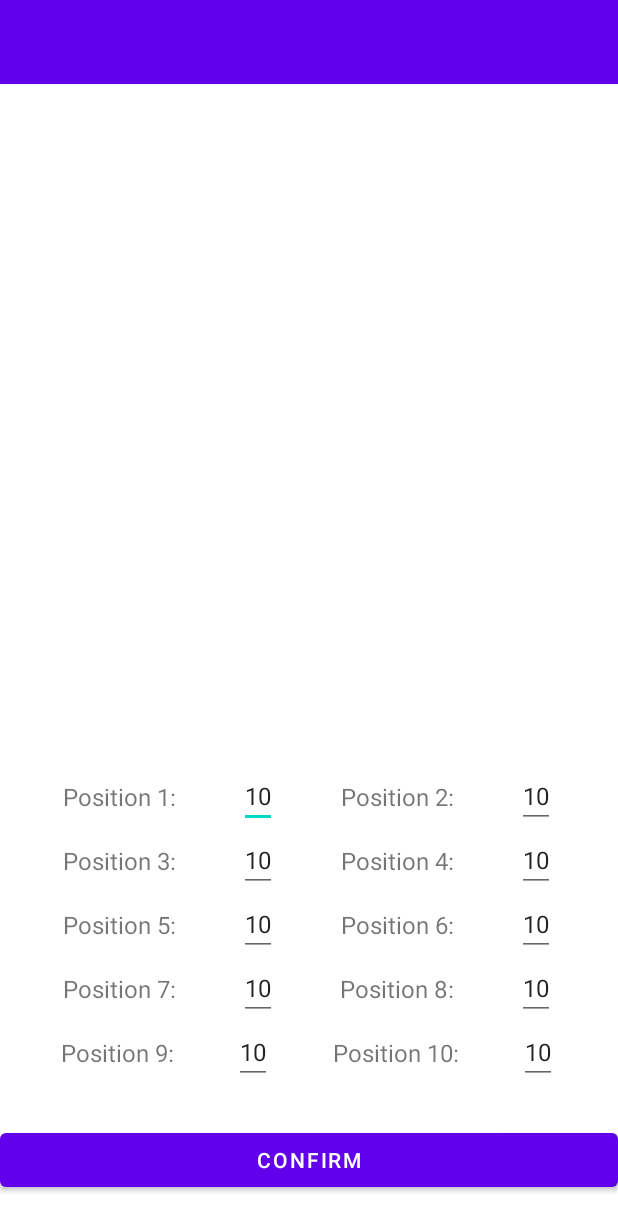
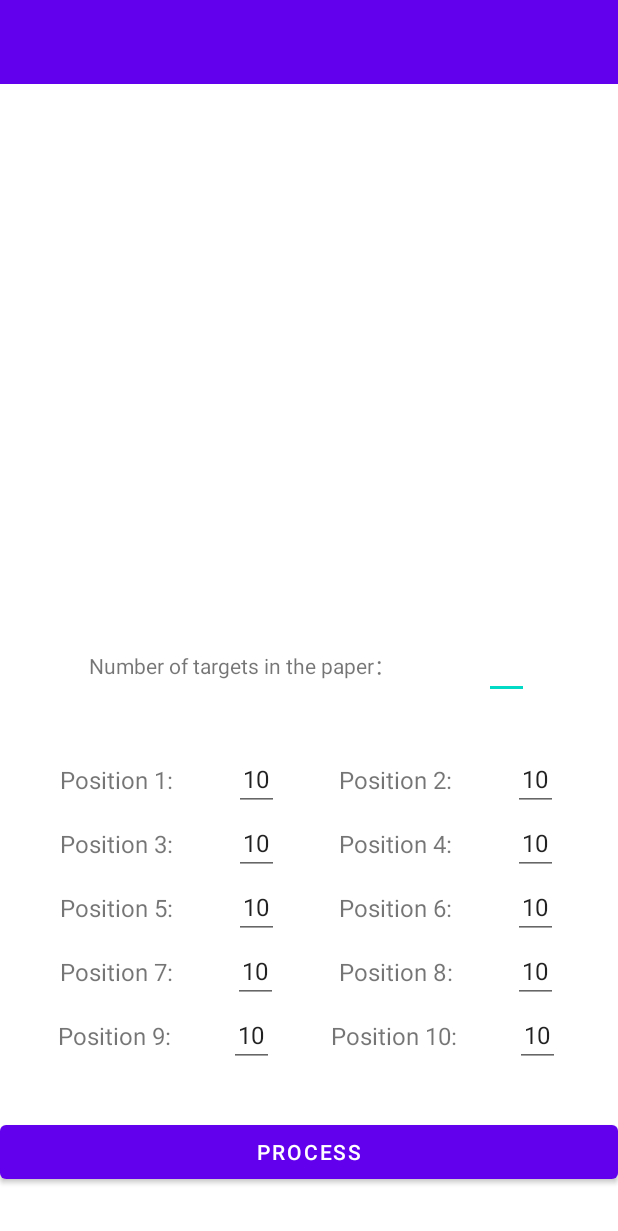
Before and after one commit to Wu-Junchao/TargetScanApp, an Android app: the layout activity_photo_process.xml on its own in the app's theme, with its tools: preview values and no code run, on a phone screen of 412 x 824 dp. Shown: the top 1231 px of the screen. Run offline under Robolectric (Android 15) with nearby library versions, the light colour scheme and no system bars.

Commit message:
Add target number input

```diff
--- a/app/src/main/java/com/example/targetscan/ImageProcessPipeline.kt
+++ b/app/src/main/java/com/example/targetscan/ImageProcessPipeline.kt
@@ -16,6 +16,7 @@ class ImageProcessPipeline (private val originalImg:Bitmap, val targetNum:Int){
     init {
         if (OpenCVLoader.initDebug()){
             Utils.bitmapToMat(originalImg,originalImgMat)
+            preProcess()
         }
         else{
             Log.d("wu","Failed to configure Opencv.")
--- a/app/src/main/java/com/example/targetscan/MainActivity.kt
+++ b/app/src/main/java/com/example/targetscan/MainActivity.kt
@@ -75,7 +75,7 @@ class MainActivity : AppCompatActivity() {
 
 //        Log.d("wu", externalCacheDir?.list()?.get().toString())
         for (i in 0 until totalNum){
-            shootList.add(ShootRecord(photoList[i], androidx.appcompat.R.drawable.abc_ic_go_search_api_material))
+            shootList.add(ShootRecord(photoList[i], androidx.appcompat.R.drawable.abc_ic_go_search_api_material,photoCorr[photoList[i]]!!))
         }
         val layoutManager = LinearLayoutManager(this)
         binding.shootingHistory.layoutManager = layoutManager
--- a/app/src/main/java/com/example/targetscan/ShootRecord.kt
+++ b/app/src/main/java/com/example/targetscan/ShootRecord.kt
@@ -1,4 +1,4 @@
 package com.example.targetscan
 
-class ShootRecord (val name:String, val imageId: Int) {
+class ShootRecord (val name:String, val imageId: Int, val processLabel:String) {
 }
--- a/app/src/main/java/com/example/targetscan/ShootRecordAdapter.kt
+++ b/app/src/main/java/com/example/targetscan/ShootRecordAdapter.kt
@@ -10,12 +10,13 @@ import android.widget.ImageView
 import android.widget.TextView
 import android.widget.Toast
 import androidx.recyclerview.widget.RecyclerView
+import org.w3c.dom.Text
 
 class ShootRecordAdapter(val shootList:List<ShootRecord>) : RecyclerView.Adapter<ShootRecordAdapter.ViewHolder>() {
     inner class ViewHolder(view:View):RecyclerView.ViewHolder(view){
         val shootImage: ImageView = view.findViewById(R.id.shootingImage)
         val shootName: TextView = view.findViewById(R.id.shootingName)
-
+        val shootProcessLabel : TextView = view.findViewById(R.id.processLabel)
     }
 
     override fun onCreateViewHolder(parent: ViewGroup, viewType: Int): ViewHolder {
@@ -29,6 +30,7 @@ class ShootRecordAdapter(val shootList:List<ShootRecord>) : RecyclerView.Adapter
             val intent = Intent(parent.context,RecordDetail::class.java)
             intent.putExtra("position",position)
             intent.putExtra("name",shootRecord.name)
+            intent.putExtra("processLabel",shootRecord.processLabel)
             parent.context.startActivity(intent)
 
         }
@@ -45,6 +47,7 @@ class ShootRecordAdapter(val shootList:List<ShootRecord>) : RecyclerView.Adapter
         val shoot = shootList[position]
         holder.shootName.text=shoot.name
         holder.shootImage.setImageResource(shoot.imageId)
+        holder.shootProcessLabel.text = shoot.processLabel
     }
     override fun getItemCount(): Int {
         return shootList.size
--- a/app/src/main/res/layout/activity_fill_information.xml
+++ b/app/src/main/res/layout/activity_fill_information.xml
@@ -80,6 +80,7 @@
 
     </androidx.constraintlayout.widget.ConstraintLayout>
 
+
     <androidx.constraintlayout.widget.ConstraintLayout
         android:layout_width="match_parent"
         android:layout_height="wrap_content"
--- a/app/src/main/res/layout/activity_photo_process.xml
+++ b/app/src/main/res/layout/activity_photo_process.xml
@@ -17,18 +17,49 @@
     <ImageView
         android:id="@+id/imageView_process"
         android:layout_width="match_parent"
-        android:layout_height="400dp"
+        android:layout_height="300dp"
         android:layout_gravity="center_horizontal"
         app:layout_constraintTop_toBottomOf="@id/toolbar_photoProcess"
+        app:layout_constraintBottom_toTopOf="@id/targetNumWrap"
+        app:layout_constraintStart_toStartOf="parent"
+        app:layout_constraintEnd_toEndOf="parent"/>
+
+    <androidx.constraintlayout.widget.ConstraintLayout
+        android:layout_width="match_parent"
+        android:layout_height="wrap_content"
+        android:id="@+id/targetNumWrap"
+        app:layout_constraintTop_toBottomOf="@id/imageView_process"
         app:layout_constraintBottom_toTopOf="@id/allScoreWrap"
         app:layout_constraintStart_toStartOf="parent"
-        app:layout_constraintEnd_toEndOf="parent"/>
+        app:layout_constraintEnd_toEndOf="parent">
+
+        <TextView
+            android:layout_width="wrap_content"
+            android:layout_height="wrap_content"
+            android:id="@+id/targetNumText"
+            android:text="Number of targets in the paper："
+            app:layout_constraintStart_toStartOf="parent"
+            app:layout_constraintTop_toTopOf="parent"
+            app:layout_constraintEnd_toStartOf="@id/targetNumInput"
+            app:layout_constraintBottom_toBottomOf="parent"/>
+
+        <EditText
+            android:layout_width="30dp"
+            android:gravity="center_horizontal"
+            android:layout_height="wrap_content"
+            android:id="@+id/targetNumInput"
+            android:inputType="numberSigned"
+            app:layout_constraintTop_toTopOf="parent"
+            app:layout_constraintBottom_toBottomOf="parent"
+            app:layout_constraintStart_toEndOf="@id/targetNumText"
+            app:layout_constraintEnd_toEndOf="parent"/>
+    </androidx.constraintlayout.widget.ConstraintLayout>
 
     <androidx.constraintlayout.widget.ConstraintLayout
         android:id="@+id/allScoreWrap"
         android:layout_width="match_parent"
         android:layout_height="wrap_content"
-        app:layout_constraintTop_toBottomOf="@id/imageView_process"
+        app:layout_constraintTop_toBottomOf="@id/targetNumWrap"
         app:layout_constraintBottom_toTopOf="@id/confirm_editedResult"
         app:layout_constraintStart_toStartOf="parent"
         app:layout_constraintEnd_toEndOf="parent">
@@ -55,7 +86,8 @@
                 app:layout_constraintEnd_toStartOf="@id/score1"/>
             <EditText
                 android:id="@+id/score1"
-                android:layout_width="wrap_content"
+                android:layout_width="30dp"
+                android:gravity="center_horizontal"
                 android:layout_height="wrap_content"
                 android:text="10"
                 android:textSize="16dp"
@@ -77,7 +109,8 @@
                 app:layout_constraintEnd_toStartOf="@id/score2"/>
             <EditText
                 android:id="@+id/score2"
-                android:layout_width="wrap_content"
+                android:layout_width="30dp"
+                android:gravity="center_horizontal"
                 android:layout_height="wrap_content"
                 android:text="10"
                 android:textSize="16dp"
@@ -110,7 +143,8 @@
                 app:layout_constraintEnd_toStartOf="@id/score3"/>
             <EditText
                 android:id="@+id/score3"
-                android:layout_width="wrap_content"
+                android:layout_width="30dp"
+                android:gravity="center_horizontal"
                 android:layout_height="wrap_content"
                 android:text="10"
                 android:inputType="numberSigned"
@@ -132,7 +166,8 @@
                 app:layout_constraintEnd_toStartOf="@id/score4"/>
             <EditText
                 android:id="@+id/score4"
-                android:layout_width="wrap_content"
+                android:layout_width="30dp"
+                android:gravity="center_horizontal"
                 android:layout_height="wrap_content"
                 android:text="10"
                 android:textSize="16dp"
@@ -165,7 +200,8 @@
                 app:layout_constraintEnd_toStartOf="@id/score5"/>
             <EditText
                 android:id="@+id/score5"
-                android:layout_width="wrap_content"
+                android:layout_width="30dp"
+                android:gravity="center_horizontal"
                 android:layout_height="wrap_content"
                 android:text="10"
                 android:textSize="16dp"
@@ -187,7 +223,8 @@
                 app:layout_constraintEnd_toStartOf="@id/score6"/>
             <EditText
                 android:id="@+id/score6"
-                android:layout_width="wrap_content"
+                android:layout_width="30dp"
+                android:gravity="center_horizontal"
                 android:layout_height="wrap_content"
                 android:text="10"
                 android:textSize="16dp"
@@ -220,7 +257,8 @@
                 app:layout_constraintEnd_toStartOf="@id/score7"/>
             <EditText
                 android:id="@+id/score7"
-                android:layout_width="wrap_content"
+                android:layout_width="30dp"
+                android:gravity="center_horizontal"
                 android:layout_height="wrap_content"
                 android:text="10"
                 android:textSize="16dp"
@@ -242,7 +280,8 @@
                 app:layout_constraintEnd_toStartOf="@id/score8"/>
             <EditText
                 android:id="@+id/score8"
-                android:layout_width="wrap_content"
+                android:layout_width="30dp"
+                android:gravity="center_horizontal"
                 android:layout_height="wrap_content"
                 android:text="10"
                 android:inputType="numberSigned"
@@ -275,7 +314,8 @@
                 app:layout_constraintEnd_toStartOf="@id/score9"/>
             <EditText
                 android:id="@+id/score9"
-                android:layout_width="wrap_content"
+                android:layout_width="30dp"
+                android:gravity="center_horizontal"
                 android:layout_height="wrap_content"
                 android:text="10"
                 android:textSize="16dp"
@@ -298,7 +338,8 @@
                 app:layout_constraintEnd_toStartOf="@id/score10"/>
             <EditText
                 android:id="@+id/score10"
-                android:layout_width="wrap_content"
+                android:layout_width="30dp"
+                android:gravity="center_horizontal"
                 android:layout_height="wrap_content"
                 android:text="10"
                 android:inputType="numberSigned"
@@ -316,7 +357,7 @@
         android:layout_width="match_parent"
         android:layout_height="wrap_content"
         android:id="@+id/confirm_editedResult"
-        android:text="Confirm"
+        android:text="process"
         app:layout_constraintTop_toBottomOf="@id/allScoreWrap"
         app:layout_constraintBottom_toBottomOf="parent"
         app:layout_constraintStart_toStartOf="parent"
```
Also changed, not shown: app/src/main/java/com/example/targetscan/PhotoProcess.kt (+26 -3 lines), app/src/main/java/com/example/targetscan/RecordDetail.kt (+8 -1 lines), app/src/main/res/layout/shooting_onerecord.xml (+7 -0 lines), 18 other files.
